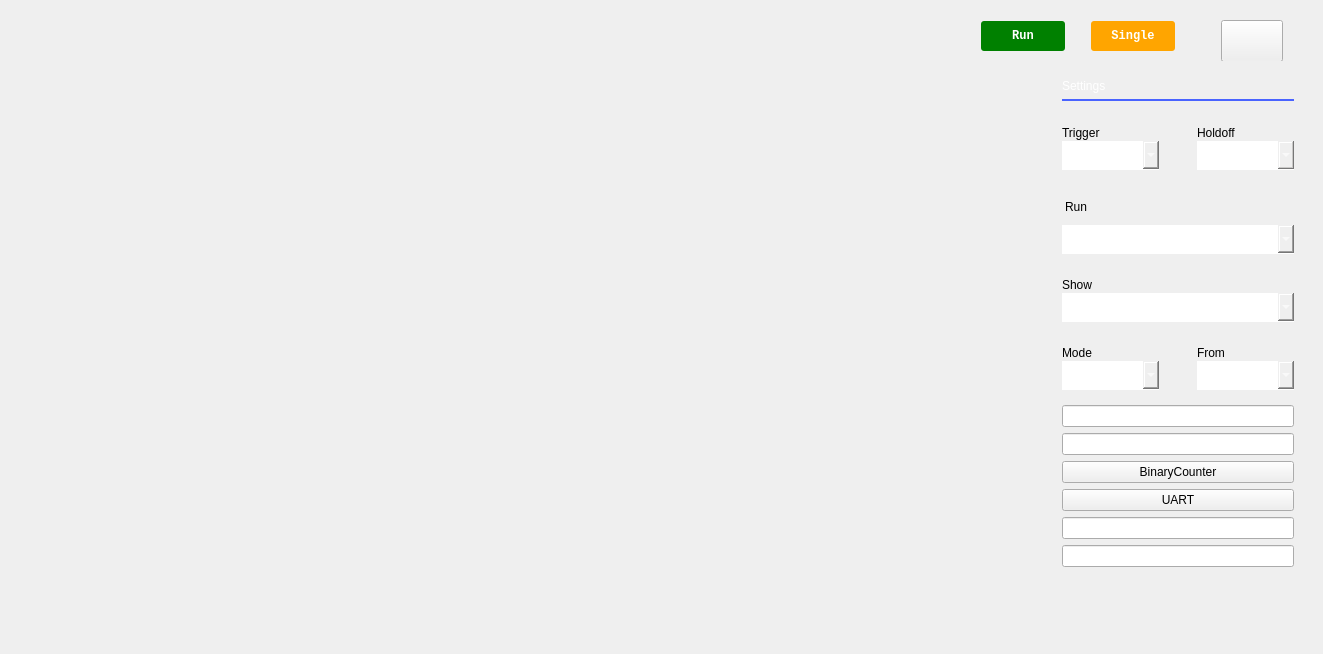
Above: ui/pattern_generator.ui from analogdevicesinc/scopy before the change. Below: the same form after it.
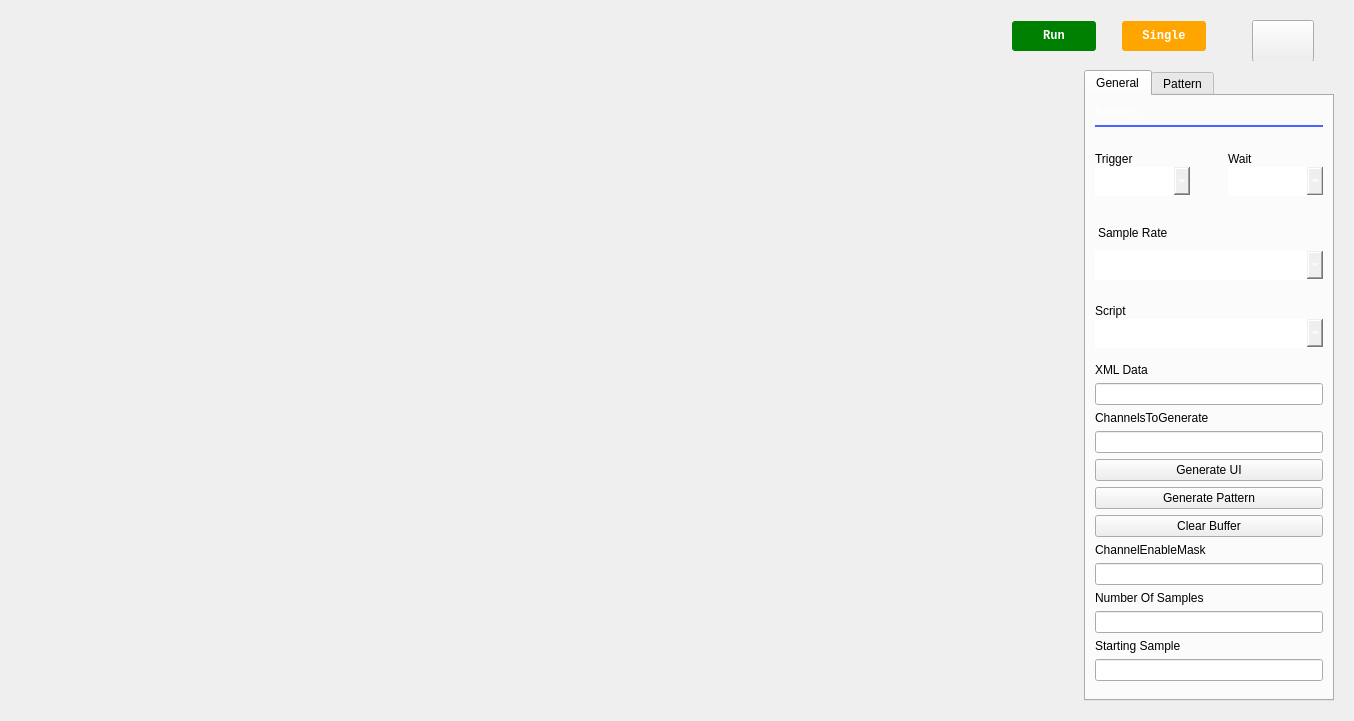
That is the form after the change. Icons and pictures are not drawn. Custom widgets are drawn as their Qt base class.

Commit message: PatternGenerator: Implemented Pattern/PatternUI classes

Patch:
```diff
--- a/ui/pattern_generator.ui
+++ b/ui/pattern_generator.ui
@@ -9,8 +9,8 @@
    <rect>
     <x>0</x>
     <y>0</y>
-    <width>1323</width>
-    <height>654</height>
+    <width>1354</width>
+    <height>721</height>
    </rect>
   </property>
   <property name="sizePolicy">
@@ -482,7 +482,7 @@
        </widget>
       </item>
       <item>
-       <widget class="adiscope::MenuAnim" name="rightWidget" native="true">
+       <widget class="QTabWidget" name="rightWidget">
         <property name="sizePolicy">
          <sizepolicy hsizetype="Preferred" vsizetype="Expanding">
           <horstretch>0</horstretch>
@@ -507,7 +507,14 @@
         <property name="styleSheet">
          <string notr="true"/>
         </property>
-        <layout class="QGridLayout" name="gridLayout" rowstretch="0,0,0,0,0,0,0,0,0,0,0,0,0,0,0,0">
+        <property name="currentIndex">
+         <number>0</number>
+        </property>
+        <widget class="QWidget" name="rightWidgetPage1">
+         <attribute name="title">
+          <string>General</string>
+         </attribute>
+         <layout class="QGridLayout" name="gridLayout" rowstretch="0,0,0,0,0,0,0,0,0,0,0,0,0,0,0,0,0,0,0,0,0,0">
          <property name="topMargin">
           <number>9</number>
          </property>
@@ -622,7 +629,7 @@
                   <string notr="true"/>
                  </property>
                  <property name="text">
-                  <string>Holdoff</string>
+                   <string>Wait</string>
                  </property>
                 </widget>
                </item>
@@ -766,69 +773,6 @@
            </layout>
           </widget>
          </item>
-         <item row="7" column="0">
-          <widget class="QWidget" name="verticalWidget" native="true">
-           <property name="minimumSize">
-            <size>
-             <width>0</width>
-             <height>0</height>
-            </size>
-           </property>
-           <layout class="QVBoxLayout" name="verticalLayout_5">
-            <property name="spacing">
-             <number>1</number>
-            </property>
-            <property name="leftMargin">
-             <number>0</number>
-            </property>
-            <property name="topMargin">
-             <number>9</number>
-            </property>
-            <property name="rightMargin">
-             <number>0</number>
-            </property>
-            <property name="bottomMargin">
-             <number>9</number>
-            </property>
-            <item>
-             <widget class="QLabel" name="label_4">
-              <property name="text">
-               <string>Show</string>
-              </property>
-             </widget>
-            </item>
-            <item>
-             <widget class="QComboBox" name="comboBox_4">
-              <property name="sizePolicy">
-               <sizepolicy hsizetype="Minimum" vsizetype="Fixed">
-                <horstretch>0</horstretch>
-                <verstretch>0</verstretch>
-               </sizepolicy>
-              </property>
-             </widget>
-            </item>
-           </layout>
-          </widget>
-         </item>
-         <item row="1" column="0">
-          <widget class="Line" name="line">
-           <property name="styleSheet">
-            <string notr="true">QFrame { color:  rgb(73, 99, 255); }</string>
-           </property>
-           <property name="frameShadow">
-            <enum>QFrame::Plain</enum>
-           </property>
-           <property name="lineWidth">
-            <number>2</number>
-           </property>
-           <property name="orientation">
-            <enum>Qt::Horizontal</enum>
-           </property>
-          </widget>
-         </item>
-         <item row="9" column="0">
-          <widget class="QLineEdit" name="generation_data"/>
-         </item>
          <item row="0" column="0">
           <widget class="QLabel" name="settings_label">
            <property name="sizePolicy">
@@ -950,19 +894,6 @@
            </property>
           </widget>
          </item>
-         <item row="13" column="0">
-          <widget class="QLineEdit" name="UARTFormat"/>
-         </item>
-         <item row="10" column="0">
-          <widget class="QLineEdit" name="sampleRate"/>
-         </item>
-         <item row="11" column="0">
-          <widget class="QPushButton" name="BinaryCounter">
-           <property name="text">
-            <string>BinaryCounter</string>
-           </property>
-          </widget>
-         </item>
          <item row="6" column="0">
           <widget class="QWidget" name="verticalWidget" native="true">
            <property name="minimumSize">
@@ -996,7 +927,7 @@
                <string notr="true">padding: 10 px;</string>
               </property>
               <property name="text">
-               <string>Run</string>
+                <string>Sample Rate</string>
               </property>
              </widget>
             </item>
@@ -1008,45 +939,43 @@
                 <verstretch>0</verstretch>
                </sizepolicy>
               </property>
+               <property name="inputMethodHints">
+                <set>Qt::ImhDigitsOnly</set>
+               </property>
+               <property name="editable">
+                <bool>true</bool>
+               </property>
               <property name="currentText">
-               <string>Continuous</string>
+                <string/>
+               </property>
+               <property name="maxVisibleItems">
+                <number>5</number>
               </property>
               <property name="sizeAdjustPolicy">
                <enum>QComboBox::AdjustToContentsOnFirstShow</enum>
               </property>
-              <item>
-               <property name="text">
-                <string>Continuous</string>
+               <property name="frame">
+                <bool>true</bool>
                </property>
-              </item>
-              <item>
-               <property name="text">
-                <string/>
-               </property>
-              </item>
              </widget>
             </item>
            </layout>
           </widget>
          </item>
-         <item row="12" column="0">
-          <widget class="QPushButton" name="UART">
-           <property name="text">
-            <string>UART</string>
-           </property>
-          </widget>
-         </item>
-         <item row="8" column="0">
-          <widget class="QWidget" name="horizontalWidget" native="true">
+          <item row="18" column="0">
+           <widget class="QLineEdit" name="numberOfSamples"/>
+          </item>
+          <item row="7" column="0">
+           <widget class="QWidget" name="verticalWidget" native="true">
            <property name="minimumSize">
             <size>
              <width>0</width>
-             <height>50</height>
-            </size>
-           </property>
-           <layout class="QHBoxLayout" name="horizontalLayout_4">
+              <height>0</height>
+             </size>
+            </property>
+            <layout class="QVBoxLayout" name="verticalLayout_5">
             <property name="spacing">
-             <number>20</number>
+              <number>1</number>
             </property>
             <property name="leftMargin">
              <number>0</number>
@@ -1061,71 +990,40 @@
              <number>9</number>
             </property>
             <item>
-             <layout class="QVBoxLayout" name="verticalLayout_7">
-              <property name="spacing">
-               <number>1</number>
-              </property>
-              <property name="topMargin">
-               <number>0</number>
-              </property>
-              <property name="rightMargin">
-               <number>9</number>
-              </property>
-              <item>
-               <widget class="QLabel" name="label_5">
+              <widget class="QLabel" name="label_4">
                 <property name="text">
-                 <string>Mode</string>
+                <string>Script</string>
                 </property>
                </widget>
               </item>
               <item>
-               <widget class="QComboBox" name="comboBox_5">
-                <item>
-                 <property name="text">
-                  <string>Auto</string>
-                 </property>
-                </item>
-                <item>
-                 <property name="text">
-                  <string>Normal</string>
-                 </property>
-                </item>
-                <item>
+              <widget class="QComboBox" name="scriptCombo">
+               <property name="sizePolicy">
+                <sizepolicy hsizetype="Minimum" vsizetype="Fixed">
+                 <horstretch>0</horstretch>
+                 <verstretch>0</verstretch>
+                </sizepolicy>
+               </property>
+              </widget>
+             </item>
+            </layout>
+           </widget>
+          </item>
+          <item row="13" column="0">
+           <widget class="QPushButton" name="generateScript">
                  <property name="text">
-                  <string>None</string>
-                 </property>
-                </item>
-               </widget>
-              </item>
-             </layout>
-            </item>
-            <item>
-             <layout class="QVBoxLayout" name="verticalLayout_6">
-              <property name="spacing">
-               <number>1</number>
-              </property>
-              <property name="leftMargin">
-               <number>9</number>
-              </property>
-              <property name="topMargin">
-               <number>0</number>
-              </property>
-              <item>
-               <widget class="QLabel" name="label_6">
+             <string>Generate Pattern</string>
+            </property>
+           </widget>
+          </item>
+          <item row="14" column="0">
+           <widget class="QPushButton" name="clearButton">
                 <property name="text">
-                 <string>From</string>
+             <string>Clear Buffer</string>
                 </property>
                </widget>
               </item>
-              <item>
-               <widget class="QComboBox" name="comboBox_6"/>
-              </item>
-             </layout>
-            </item>
-           </layout>
-          </widget>
-         </item>
-         <item row="15" column="0">
+          <item row="21" column="0">
           <spacer name="verticalSpacer">
            <property name="orientation">
             <enum>Qt::Vertical</enum>
@@ -1138,25 +1036,91 @@
            </property>
           </spacer>
          </item>
-         <item row="14" column="0">
-          <widget class="QLineEdit" name="holdOff"/>
-         </item>
-        </layout>
-       </widget>
+          <item row="19" column="0">
+           <widget class="QLabel" name="label_9">
+            <property name="text">
+             <string>Starting Sample</string>
+            </property>
+           </widget>
+          </item>
+          <item row="11" column="0">
+           <widget class="QLineEdit" name="ChannelsToGenerate"/>
+          </item>
+          <item row="1" column="0">
+           <widget class="Line" name="line">
+            <property name="styleSheet">
+             <string notr="true">QFrame { color:  rgb(73, 99, 255); }</string>
+            </property>
+            <property name="frameShadow">
+             <enum>QFrame::Plain</enum>
+            </property>
+            <property name="lineWidth">
+             <number>2</number>
+            </property>
+            <property name="orientation">
+             <enum>Qt::Horizontal</enum>
+            </property>
+           </widget>
+          </item>
+          <item row="8" column="0">
+           <widget class="QLabel" name="label_5">
+            <property name="text">
+             <string>XML Data</string>
+            </property>
+           </widget>
+          </item>
+          <item row="16" column="0">
+           <widget class="QLineEdit" name="ChannelEnableMask"/>
+          </item>
+          <item row="17" column="0">
+           <widget class="QLabel" name="label_8">
+            <property name="text">
+             <string>Number Of Samples</string>
+            </property>
+           </widget>
+          </item>
+          <item row="15" column="0">
+           <widget class="QLabel" name="label_7">
+            <property name="text">
+             <string>ChannelEnableMask</string>
+            </property>
+           </widget>
+          </item>
+          <item row="9" column="0">
+           <widget class="QLineEdit" name="generation_data"/>
+          </item>
+          <item row="10" column="0">
+           <widget class="QLabel" name="label_6">
+            <property name="text">
+             <string>ChannelsToGenerate</string>
+            </property>
+           </widget>
+          </item>
+          <item row="20" column="0">
+           <widget class="QLineEdit" name="startingSample"/>
+          </item>
+          <item row="12" column="0">
+           <widget class="QPushButton" name="generateUI">
+            <property name="text">
+             <string>Generate UI</string>
+            </property>
+           </widget>
+          </item>
+         </layout>
+        </widget>
+        <widget class="QWidget" name="rightWidgetPage2">
+         <attribute name="title">
+          <string>Pattern</string>
+         </attribute>
+         <layout class="QGridLayout" name="gridLayout_2"/>
+        </widget>
+       </widget>
       </item>
      </layout>
     </widget>
    </item>
   </layout>
  </widget>
- <customwidgets>
-  <customwidget>
-   <class>adiscope::MenuAnim</class>
-   <extends>QWidget</extends>
-   <header>menu_anim.hpp</header>
-   <container>1</container>
-  </customwidget>
- </customwidgets>
  <resources/>
  <connections/>
 </ui>
```
Left out of the diff: 2 changed lines with no effect on the pictures. Lines whose indentation alone changed are shown as unchanged. The commit also changes 8 other files.
